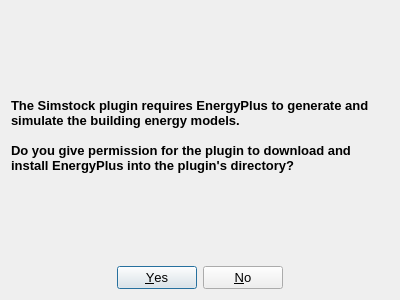
UCL/simstock_qgis, file permission.ui: the form before one commit.
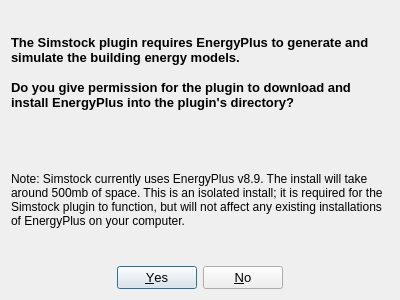
The form after the commit.

Commit message:
Completed EP download routines - needs testing on Mac
Complete process from downloading EnergyPlus, extracting, and cleaning up. Needs testing on Mac.

The edit to the form file:
```diff
--- a/permission.ui
+++ b/permission.ui
@@ -22,6 +22,12 @@
   <layout class="QVBoxLayout" name="verticalLayout">
    <item>
     <widget class="QLabel" name="label">
+     <property name="sizePolicy">
+      <sizepolicy hsizetype="Preferred" vsizetype="Preferred">
+       <horstretch>0</horstretch>
+       <verstretch>0</verstretch>
+      </sizepolicy>
+     </property>
      <property name="font">
       <font>
        <pointsize>10</pointsize>
@@ -45,6 +51,28 @@
      </property>
     </widget>
    </item>
+   <item>
+    <widget class="QLabel" name="label_2">
+     <property name="sizePolicy">
+      <sizepolicy hsizetype="Preferred" vsizetype="Preferred">
+       <horstretch>0</horstretch>
+       <verstretch>0</verstretch>
+      </sizepolicy>
+     </property>
+     <property name="maximumSize">
+      <size>
+       <width>16777215</width>
+       <height>16777215</height>
+      </size>
+     </property>
+     <property name="text">
+      <string>Note: Simstock currently uses EnergyPlus v8.9. The install will take around 500mb of space. This is an isolated install; it is required for the Simstock plugin to function, but will not affect any existing installations of EnergyPlus on your computer.</string>
+     </property>
+     <property name="wordWrap">
+      <bool>true</bool>
+     </property>
+    </widget>
+   </item>
    <item>
     <widget class="QDialogButtonBox" name="permissionBox">
      <property name="enabled">
```
The commit also changes 2 other files.
